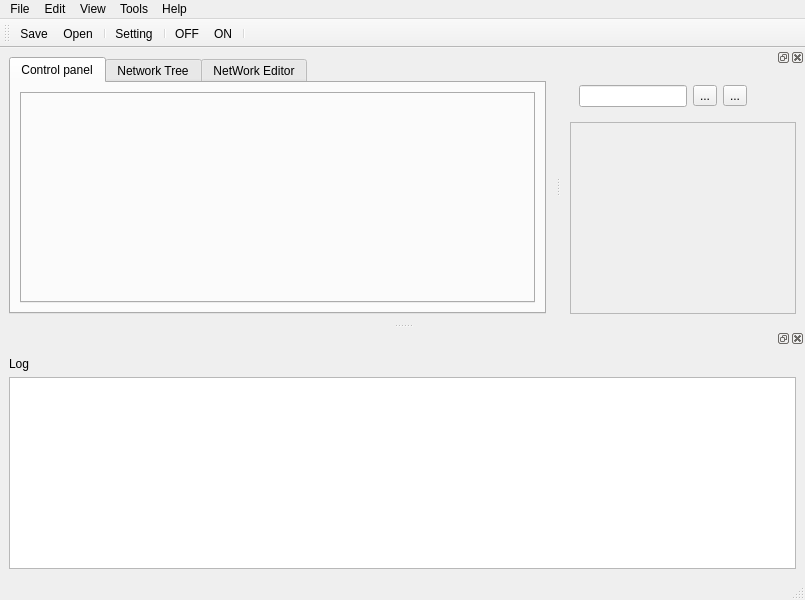
Above: rcmanager/rcmanagerUItemplate.ui from BasilMVarghese/rcmanager before the change. Below: the same form after it.
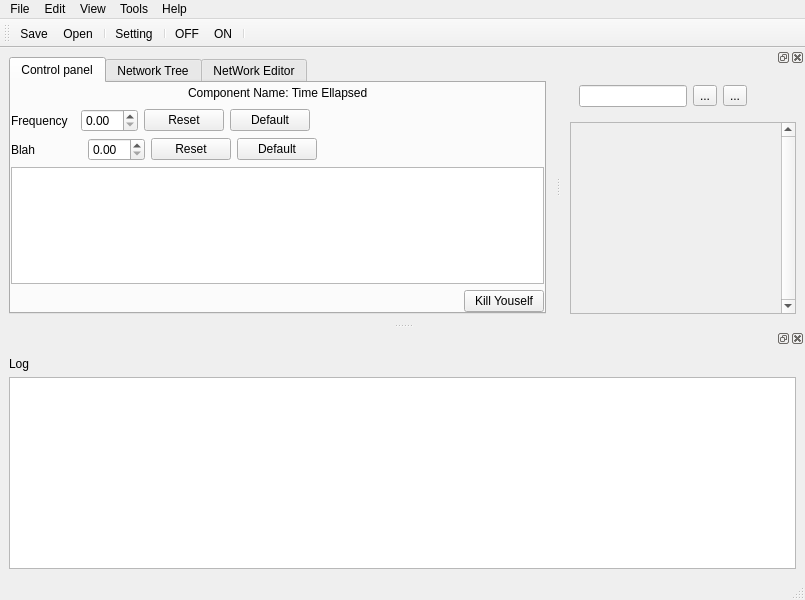
That is the form after the change. The open tabs and pages were chosen to show the change. Icons and pictures are not drawn.

What changed in the file:
```diff
--- a/rcmanager/rcmanagerUItemplate.ui
+++ b/rcmanager/rcmanagerUItemplate.ui
@@ -43,12 +43,171 @@
         <string>Control panel</string>
        </attribute>
        <layout class="QGridLayout" name="gridLayout_4">
+        <property name="margin">
+         <number>0</number>
+        </property>
         <item row="0" column="0">
-         <widget class="QTabWidget" name="tabWidget_2">
-          <property name="currentIndex">
-           <number>-1</number>
-          </property>
-         </widget>
+         <layout class="QVBoxLayout" name="verticalLayout_3">
+          <item>
+           <layout class="QHBoxLayout" name="horizontalLayout_5">
+            <item>
+             <spacer name="horizontalSpacer_5">
+              <property name="orientation">
+               <enum>Qt::Horizontal</enum>
+              </property>
+              <property name="sizeHint" stdset="0">
+               <size>
+                <width>40</width>
+                <height>20</height>
+               </size>
+              </property>
+             </spacer>
+            </item>
+            <item>
+             <widget class="QLabel" name="label_4">
+              <property name="text">
+               <string>Component Name: Time Ellapsed</string>
+              </property>
+             </widget>
+            </item>
+            <item>
+             <spacer name="horizontalSpacer_6">
+              <property name="orientation">
+               <enum>Qt::Horizontal</enum>
+              </property>
+              <property name="sizeHint" stdset="0">
+               <size>
+                <width>40</width>
+                <height>20</height>
+               </size>
+              </property>
+             </spacer>
+            </item>
+           </layout>
+          </item>
+          <item>
+           <layout class="QHBoxLayout" name="horizontalLayout_3">
+            <item>
+             <widget class="QLabel" name="label_2">
+              <property name="text">
+               <string>Frequency  </string>
+              </property>
+             </widget>
+            </item>
+            <item>
+             <widget class="QDoubleSpinBox" name="doubleSpinBox"/>
+            </item>
+            <item>
+             <widget class="QPushButton" name="pushButton_2">
+              <property name="text">
+               <string>Reset</string>
+              </property>
+             </widget>
+            </item>
+            <item>
+             <widget class="QPushButton" name="pushButton">
+              <property name="text">
+               <string>Default</string>
+              </property>
+             </widget>
+            </item>
+            <item>
+             <spacer name="horizontalSpacer_3">
+              <property name="orientation">
+               <enum>Qt::Horizontal</enum>
+              </property>
+              <property name="sizeHint" stdset="0">
+               <size>
+                <width>40</width>
+                <height>20</height>
+               </size>
+              </property>
+             </spacer>
+            </item>
+           </layout>
+          </item>
+          <item>
+           <layout class="QHBoxLayout" name="horizontalLayout_4">
+            <item>
+             <widget class="QLabel" name="label_3">
+              <property name="text">
+               <string>Blah              </string>
+              </property>
+             </widget>
+            </item>
+            <item>
+             <widget class="QDoubleSpinBox" name="doubleSpinBox_2"/>
+            </item>
+            <item>
+             <widget class="QPushButton" name="pushButton_3">
+              <property name="text">
+               <string>Reset</string>
+              </property>
+             </widget>
+            </item>
+            <item>
+             <widget class="QPushButton" name="pushButton_4">
+              <property name="text">
+               <string>Default</string>
+              </property>
+             </widget>
+            </item>
+            <item>
+             <spacer name="horizontalSpacer_4">
+              <property name="orientation">
+               <enum>Qt::Horizontal</enum>
+              </property>
+              <property name="sizeHint" stdset="0">
+               <size>
+                <width>40</width>
+                <height>20</height>
+               </size>
+              </property>
+             </spacer>
+            </item>
+           </layout>
+          </item>
+          <item>
+           <widget class="QTextBrowser" name="textBrowser_2"/>
+          </item>
+          <item>
+           <layout class="QHBoxLayout" name="horizontalLayout_6">
+            <item>
+             <spacer name="horizontalSpacer_7">
+              <property name="orientation">
+               <enum>Qt::Horizontal</enum>
+              </property>
+              <property name="sizeHint" stdset="0">
+               <size>
+                <width>40</width>
+                <height>20</height>
+               </size>
+              </property>
+             </spacer>
+            </item>
+            <item>
+             <widget class="QPushButton" name="pushButton_6">
+              <property name="text">
+               <string>Kill Youself</string>
+              </property>
+             </widget>
+            </item>
+           </layout>
+          </item>
+          <item>
+           <spacer name="verticalSpacer_3">
+            <property name="orientation">
+             <enum>Qt::Vertical</enum>
+            </property>
+            <property name="sizeHint" stdset="0">
+             <size>
+              <width>20</width>
+              <height>40</height>
+             </size>
+            </property>
+           </spacer>
+          </item>
+         </layout>
         </item>
        </layout>
       </widget>
@@ -362,6 +521,9 @@
     <layout class="QGridLayout" name="gridLayout_2">
      <item row="1" column="0">
       <widget class="QScrollArea" name="scrollArea">
+       <property name="verticalScrollBarPolicy">
+        <enum>Qt::ScrollBarAlwaysOn</enum>
+       </property>
        <property name="widgetResizable">
         <bool>true</bool>
        </property>
@@ -370,8 +532,8 @@
          <rect>
           <x>0</x>
           <y>0</y>
-          <width>249</width>
-          <height>151</height>
+          <width>236</width>
+          <height>265</height>
          </rect>
         </property>
         <layout class="QVBoxLayout" name="verticalLayout">
```
Left out of the diff: 106 changed lines with no effect on the pictures.
